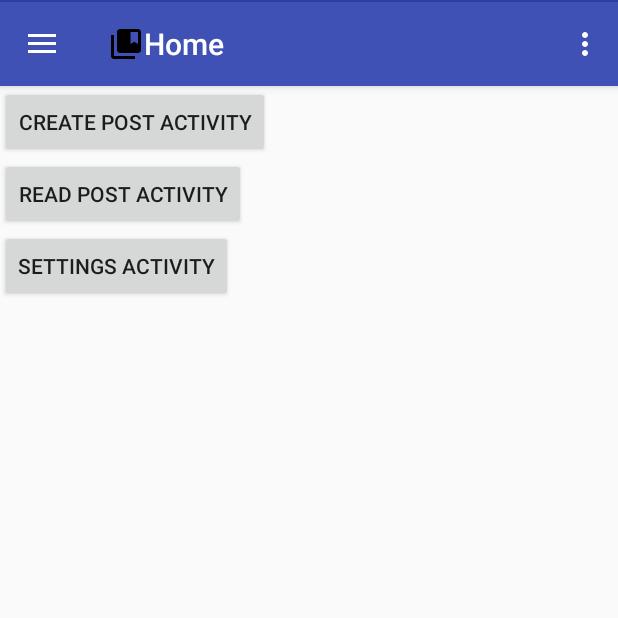
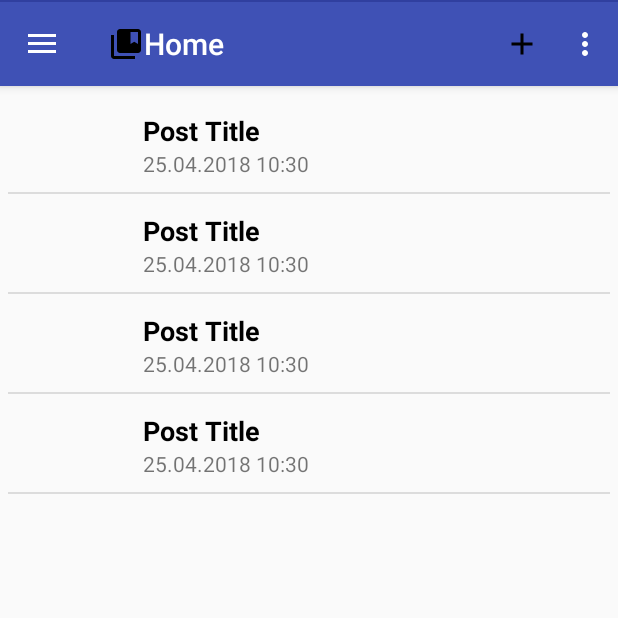
Before and after one commit to milospavicic/NewsProject, an Android app: the PostActivity screen opened directly, with no data from a screen before it, on a phone screen of 412 x 824 dp, the top half of it. Run offline under Robolectric (Android 15) with nearby library versions, the phone set to English and light mode, and no system bars.

Commit message:
PostAdapter done

```diff
--- a/app/src/main/java/com/example/korisnik/newsproject/PostActivity.java
+++ b/app/src/main/java/com/example/korisnik/newsproject/PostActivity.java
@@ -1,6 +1,5 @@
 package com.example.korisnik.newsproject;
 
-import android.content.Context;
 import android.content.Intent;
 import android.support.v4.widget.DrawerLayout;
 import android.support.v7.app.ActionBarDrawerToggle;
@@ -13,12 +12,17 @@ import android.view.View;
 import android.widget.AdapterView;
 import android.widget.ListView;
 import android.widget.RelativeLayout;
-import android.widget.Toast;
 
 import com.example.korisnik.newsproject.adapters.DrawerListAdapter;
+import com.example.korisnik.newsproject.adapters.PostAdapter;
 import com.example.korisnik.newsproject.model.NavItem;
+import com.example.korisnik.newsproject.model.Post;
+import com.example.korisnik.newsproject.model.User;
 
+import java.text.SimpleDateFormat;
 import java.util.ArrayList;
+import java.util.Calendar;
+import java.util.Date;
 
 
 public class PostActivity extends AppCompatActivity {
@@ -29,6 +33,9 @@ public class PostActivity extends AppCompatActivity {
     private CharSequence mDrawerTitle;
     private CharSequence mTitle;
     private ArrayList<NavItem> mNavItems = new ArrayList<NavItem>();
+    private ArrayList<Post> posts = new ArrayList<>();
+
+    private Post post = new Post();
 
     @Override
     protected void onCreate(Bundle savedInstanceState) {
@@ -38,7 +45,6 @@ public class PostActivity extends AppCompatActivity {
         prepareMenu(mNavItems);
 
         mTitle = mDrawerTitle = getTitle();
-
         mDrawerLayout = findViewById(R.id.drawer_layout);
         mDrawerList = findViewById(R.id.nav_list);
 
@@ -76,28 +82,37 @@ public class PostActivity extends AppCompatActivity {
         mDrawerLayout.addDrawerListener(mDrawerToggle);
         mDrawerToggle.syncState();
 
+        User newUser = new User();
+        newUser.setName("NewUserName");
 
+        Date currentTime = Calendar.getInstance().getTime();
 
-    }
-    public void btnCreatePostActivity(View view) {
-        Intent i = new Intent(this,CreatePostActivity.class);
-        startActivity(i);
+        post.setAuthor(newUser);
+        post.setTitle("Post Title");
+        post.setDate(currentTime);
+        posts.add(post);
+        posts.add(post);
+        posts.add(post);
+        posts.add(post);
+
+        PostAdapter postListAdapter = new PostAdapter(this,posts);
+        ListView listView = findViewById(R.id.post_list_view);
+
+        //postListAdapter.add(post);
+        listView.setAdapter(postListAdapter);
+
+        listView.setOnItemClickListener(new AdapterView.OnItemClickListener() {
+            @Override
+            public void onItemClick(AdapterView<?> adapterView, View view, int i, long l) {
+                Intent intent = new Intent(PostActivity.this,ReadPostActivity.class);
+                startActivity(intent);
+            }
+        });
+
     }
     public void btnReadPostActivity(View view) {
         Intent i = new Intent(this,ReadPostActivity.class);
         startActivity(i);
-    }
-    public void btnSettingsActivity(View view) {
-        Intent i = new Intent(this,SettingsActivity.class);
-        startActivity(i);
-    }
-    public void refreshButton(View view){
-        Context context = getApplicationContext();
-        CharSequence text = "Refresh";
-        int duration = Toast.LENGTH_SHORT;
-
-        Toast toast = Toast.makeText(context, text, duration);
-        toast.show();
     }
 
     private void prepareMenu(ArrayList<NavItem> mNavItems ){
@@ -109,10 +124,21 @@ public class PostActivity extends AppCompatActivity {
     public boolean onOptionsItemSelected(MenuItem item) {
         if (mDrawerToggle.onOptionsItemSelected(item)) {
             return true;
+        }else{
+            int id = item.getItemId();
+            if(id == R.id.action_settings){
+                Intent i = new Intent(this,SettingsActivity.class);
+                startActivity(i);
+            }
+            if(id == R.id.action_new){
+                Intent i = new Intent(this,CreatePostActivity.class);
+                startActivity(i);
+            }
         }
 
         return super.onOptionsItemSelected(item);
     }
+
 
     private class DrawerItemClickListener implements ListView.OnItemClickListener {
         @Override
--- /dev/null
+++ b/app/src/main/java/com/example/korisnik/newsproject/adapters/PostAdapter.java
@@ -0,0 +1,50 @@
+package com.example.korisnik.newsproject.adapters;
+
+import android.content.Context;
+import android.support.annotation.NonNull;
+import android.view.LayoutInflater;
+import android.view.View;
+import android.view.ViewGroup;
+import android.widget.ArrayAdapter;
+import android.widget.TextView;
+
+import com.example.korisnik.newsproject.R;
+import com.example.korisnik.newsproject.model.Post;
+
+import java.text.SimpleDateFormat;
+import java.util.ArrayList;
+import java.util.List;
+
+/**
+ * Created by Korisnik on 23.4.2018..
+ */
+
+public class PostAdapter extends ArrayAdapter<Post> {
+    ArrayList<Post> mPosts = new ArrayList<>();
+    Context mContext = null;
+
+    public PostAdapter(Context context, ArrayList<Post> posts){
+        super(context,0,posts);
+    }
+
+    @Override
+    public View getView(int position, View view, ViewGroup viewGroup){
+        Post post = getItem(position);
+
+        if(view == null){
+            view = LayoutInflater.from(getContext()).inflate(R.layout.post_item,viewGroup,false);
+        }
+
+        TextView date_view = view.findViewById(R.id.post_date);
+        TextView title_view = view.findViewById(R.id.post_title);
+
+        String newDate = new SimpleDateFormat("dd.MM.yyyy HH:mm").format(post.getDate());
+
+        date_view.setText(newDate);
+        title_view.setText(post.getTitle());
+
+
+        return view;
+    }
+
+}
--- a/app/src/main/java/com/example/korisnik/newsproject/model/Post.java
+++ b/app/src/main/java/com/example/korisnik/newsproject/model/Post.java
@@ -18,6 +18,9 @@ public class Post {
     private List<Comment> comments;
     private int likes;
     private int dislikes;
+
+    public Post() {
+    }
 
     public Post(int id, String title, String description, Bitmap photo, User author, Date date,
                 Location location, List<Tag> tags, List<Comment> comments, int likes, int dislikes) {
--- a/app/src/main/java/com/example/korisnik/newsproject/model/Tag.java
+++ b/app/src/main/java/com/example/korisnik/newsproject/model/Tag.java
@@ -6,6 +6,9 @@ public class Tag {
     private int id;
     private String name;
     private List<Post> posts;
+
+    public Tag() {
+    }
 
     public Tag(int id, String name, List<Post> posts) {
         this.id = id;
--- a/app/src/main/java/com/example/korisnik/newsproject/model/User.java
+++ b/app/src/main/java/com/example/korisnik/newsproject/model/User.java
@@ -12,6 +12,9 @@ public class User {
     private String password;
     private List<Post> posts;
     private List<Comment> comments;
+
+    public User() {
+    }
 
     public User(int id, String name, Bitmap photo, String username, String password, List<Post> posts, List<Comment> comments) {
         this.id = id;
--- a/app/src/main/res/drawable/ic_refresh_black.xml
+++ b/app/src/main/res/drawable/ic_person_black_24dp.xml
@@ -5,5 +5,5 @@
         android:viewportHeight="24.0">
     <path
         android:fillColor="#FF000000"
-        android:pathData="M17.65,6.35C16.2,4.9 14.21,4 12,4c-4.42,0 -7.99,3.58 -7.99,8s3.57,8 7.99,8c3.73,0 6.84,-2.55 7.73,-6h-2.08c-0.82,2.33 -3.04,4 -5.65,4 -3.31,0 -6,-2.69 -6,-6s2.69,-6 6,-6c1.66,0 3.14,0.69 4.22,1.78L13,11h7V4l-2.35,2.35z"/>
+        android:pathData="M12,12c2.21,0 4,-1.79 4,-4s-1.79,-4 -4,-4 -4,1.79 -4,4 1.79,4 4,4zM12,14c-2.67,0 -8,1.34 -8,4v2h16v-2c0,-2.66 -5.33,-4 -8,-4z"/>
 </vector>
--- a/app/src/main/res/layout/activity_create_post.xml
+++ b/app/src/main/res/layout/activity_create_post.xml
@@ -88,14 +88,14 @@
                 android:id="@+id/profile_box"
                 android:layout_width="match_parent"
                 android:layout_height="100dp"
-                android:background="@color/colorAccent"
+                android:background="@color/white"
                 android:padding="8dp">
 
                 <ImageView
                     android:id="@+id/avatar"
                     android:layout_width="50dp"
                     android:layout_height="50dp"
-                    android:src="@drawable/ic_refresh_black"
+                    android:src="@drawable/ic_person_black_24dp"
                     android:layout_marginTop="15dp"/>
 
                 <LinearLayout
@@ -113,7 +113,7 @@
                         android:text="TempName"
                         android:textSize="16sp"
                         android:textStyle="bold"
-                        android:textColor="#fff"/>
+                        android:textColor="@color/black"/>
 
                 </LinearLayout>
 
--- a/app/src/main/res/layout/activity_post.xml
+++ b/app/src/main/res/layout/activity_post.xml
@@ -39,27 +39,15 @@
             android:layout_width="match_parent"
             android:layout_height="match_parent"
             android:orientation="vertical">
-            <Button
-                android:id="@+id/button1"
-                android:layout_width="wrap_content"
-                android:layout_height="wrap_content"
-                android:onClick="btnCreatePostActivity"
-                android:text="Create Post Activity"/>
 
-            <Button
-                android:id="@+id/button2"
-                android:layout_width="wrap_content"
-                android:layout_height="wrap_content"
-                android:onClick="btnReadPostActivity"
-                android:text="Read Post Activity"/>
+            <ListView
+                android:id="@+id/post_list_view"
+                android:layout_width="match_parent"
+                android:layout_height="match_parent"
+                android:choiceMode="singleChoice"
+                android:padding="5dp">
 
-            <Button
-                android:id="@+id/button3"
-                android:layout_width="wrap_content"
-                android:layout_height="wrap_content"
-                android:onClick="btnSettingsActivity"
-                android:text="Settings Activity"/>
-
+            </ListView>
         </LinearLayout>
         <RelativeLayout
             android:id="@+id/drawer_pane"
@@ -71,14 +59,14 @@
                 android:id="@+id/profile_box"
                 android:layout_width="match_parent"
                 android:layout_height="100dp"
-                android:background="@color/colorAccent"
+                android:background="@color/white"
                 android:padding="8dp">
 
                 <ImageView
                     android:id="@+id/avatar"
                     android:layout_width="50dp"
                     android:layout_height="50dp"
-                    android:src="@drawable/ic_refresh_black"
+                    android:src="@drawable/ic_person_black_24dp"
                     android:layout_marginTop="15dp"/>
 
                 <LinearLayout
@@ -96,7 +84,7 @@
                         android:text="TempName"
                         android:textSize="16sp"
                         android:textStyle="bold"
-                        android:textColor="#fff"/>
+                        android:textColor="@color/black"/>
 
                 </LinearLayout>
 
--- /dev/null
+++ b/app/src/main/res/layout/post_item.xml
@@ -0,0 +1,40 @@
+<?xml version="1.0" encoding="utf-8"?>
+<RelativeLayout
+    xmlns:android="http://schemas.android.com/apk/res/android"
+    android:layout_width="match_parent"
+    android:layout_height="match_parent">
+
+    <ImageView
+        android:id="@+id/post_icon"
+        android:layout_width="60dp"
+        android:layout_height="60dp"
+        android:layout_alignParentLeft="true"
+        android:layout_alignParentStart="true"
+        android:layout_marginRight="20dp"
+        android:layout_marginLeft="10dp"
+        android:layout_marginTop="5dp"
+        />
+
+    <TextView
+        android:id="@+id/post_title"
+        android:layout_width="wrap_content"
+        android:layout_height="wrap_content"
+        android:layout_marginTop="12dp"
+        android:textSize="18sp"
+        android:gravity="center_vertical"
+        android:textColor="#000"
+        android:text="Post Title"
+        android:textStyle="bold"
+        android:layout_alignParentTop="true"
+        android:layout_toRightOf="@id/post_icon"
+        android:layout_toEndOf="@id/post_icon" />
+
+    <TextView android:id="@+id/post_date"
+        android:layout_width="wrap_content"
+        android:layout_height="wrap_content"
+        android:text="Post Date"
+        android:layout_toRightOf="@id/post_icon"
+        android:layout_below="@+id/post_title"
+        android:layout_alignParentRight="true"
+        android:layout_alignParentEnd="true" />
+</RelativeLayout>
--- a/app/src/main/res/menu/activity_itemdetail.xml
+++ b/app/src/main/res/menu/activity_itemdetail.xml
@@ -4,21 +4,12 @@
     <item android:id="@+id/action_settings"
         android:title="Settings"
         android:orderInCategory="100"
-        app:showAsAction="never"
-        android:onClick="btnSettingsActivity"/>
-
-    <item android:id="@+id/action_refresh"
-        android:title="Refresh"
-        android:icon="@drawable/ic_refresh_black"
-        android:orderInCategory="200"
-        android:onClick="refreshButton"
-        app:showAsAction="ifRoom" />
+        app:showAsAction="never"/>
 
     <item android:id="@+id/action_new"
         android:title="New"
         android:icon="@drawable/ic_add_black"
-        android:orderInCategory="300"
-        android:onClick="btnCreatePostActivity"
+        android:orderInCategory="200"
         app:showAsAction="ifRoom" />
 
 </menu>
--- a/app/src/main/res/values/colors.xml
+++ b/app/src/main/res/values/colors.xml
@@ -3,4 +3,6 @@
     <color name="colorPrimary">#3F51B5</color>
     <color name="colorPrimaryDark">#303F9F</color>
     <color name="colorAccent">#FF4081</color>
+    <color name="white">#FFFFFF</color>
+    <color name="black">#000000</color>
 </resources>
```
Also changed, not shown: app/src/main/java/com/example/korisnik/newsproject/CreatePostActivity.java (+10 -0 lines), app/src/main/java/com/example/korisnik/newsproject/ReadPostActivity.java (+32 -2 lines), app/src/main/java/com/example/korisnik/newsproject/adapters/CommentAdapter.java (added, +58 -0 lines), app/src/main/java/com/example/korisnik/newsproject/model/Comment.java (+3 -11 lines), app/src/main/res/layout/activity_read_post.xml (+4 -10 lines), app/src/main/res/layout/comment_item.xml (+11 -5 lines).
